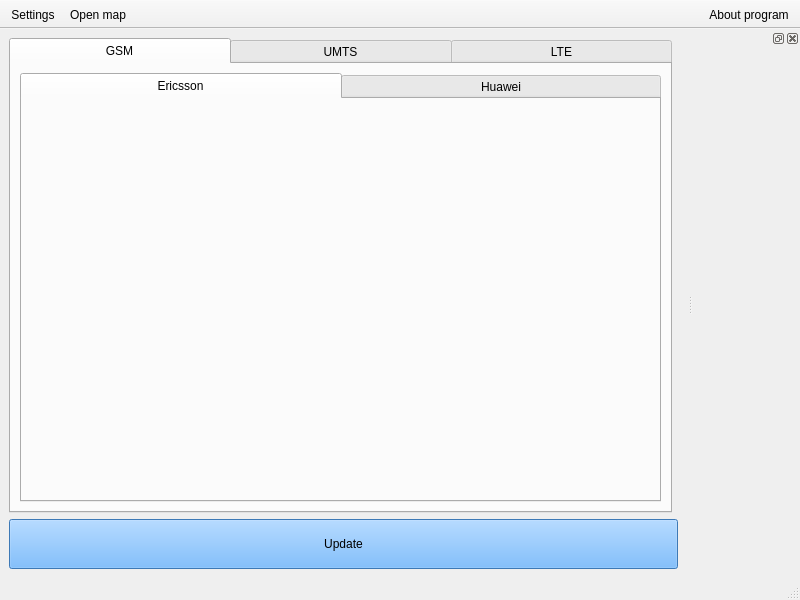
The window that src/mainwindow.ui (SSemenkin/AlarmBox) describes before a commit, drawn with Qt 5.
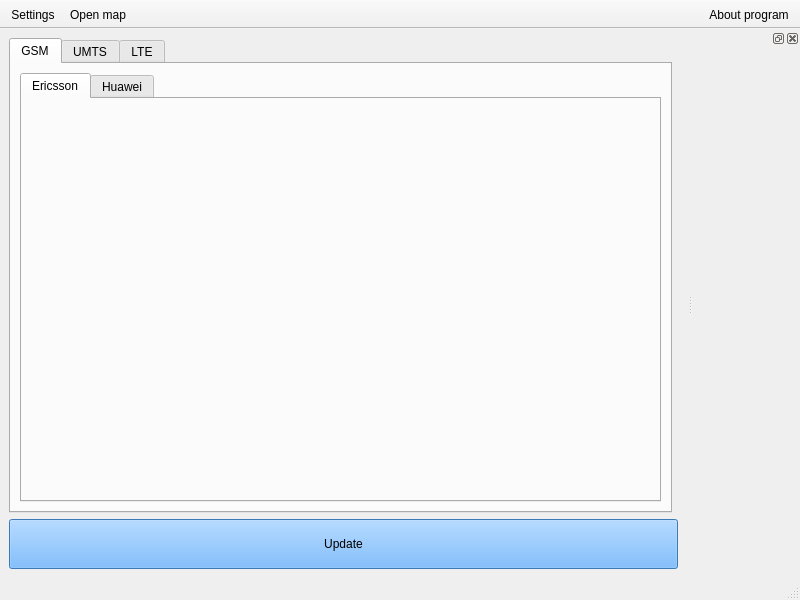
The same window after the commit. Icons and pictures are not drawn. Custom widgets are drawn as their Qt base class.

The edit to the form file:
```diff
--- a/src/mainwindow.ui
+++ b/src/mainwindow.ui
@@ -35,9 +35,7 @@
     <item row="0" column="0">
      <widget class="QTabWidget" name="tabWidget">
       <property name="styleSheet">
-       <string notr="true">QTabWidget::tab-bar {
-width:1000px;
-}</string>
+       <string notr="true"/>
       </property>
       <property name="currentIndex">
        <number>0</number>
```
